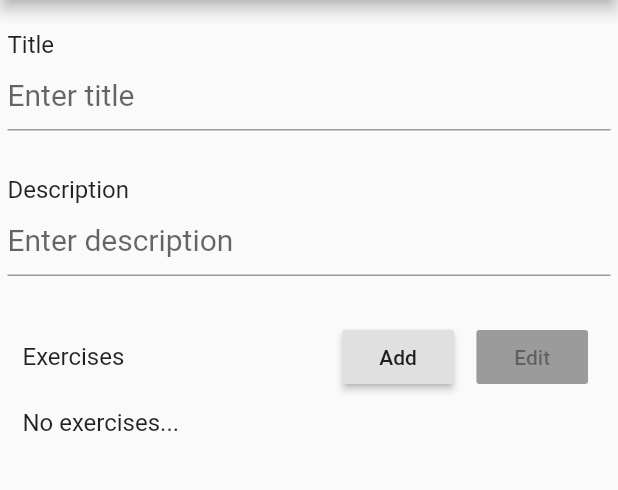
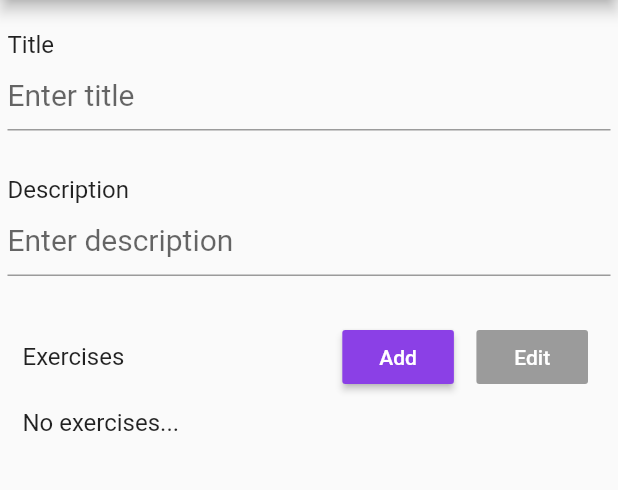
Before and after one commit to beanc16/stryde_app, a Flutter app: the CreateViewWorkoutScreen screen opened directly, on a phone screen of 412 x 824 dp, the part 84-574 px from its top. Run offline on Flutter 3.47's test engine with Material 2 defaults, Android fonts, the phone set to English and light mode, and no system bars; our stand-ins replace flutter_dotenv, flutter_icons, flutter_svg, multi_select_flutter, syncfusion_flutter_calendar, universal_io.

Commit message:
Organize & clean up some code

```diff
--- /dev/null
+++ b/lib/components/buttons/StrydeButton.dart
@@ -0,0 +1,32 @@
+import 'package:flutter/cupertino.dart';
+import 'package:flutter/material.dart';
+import 'package:workout_buddy/components/misc/StrydeColors.dart';
+import 'package:workout_buddy/utilities/UiHelpers.dart';
+
+class StrydeButton extends StatelessWidget
+{
+  String _displayText;
+  double _textSize;
+  Function() _onTap;
+
+  StrydeButton({@required String displayText,
+                @required double textSize,
+                @required Function() onTap})
+  {
+    this._displayText = displayText;
+    this._textSize = textSize;
+    this._onTap = onTap;
+  }
+
+
+
+  @override
+  Widget build(BuildContext context)
+  {
+    return getRaisedButton(
+      _displayText, _textSize, _onTap,
+      buttonColor: StrydeColors.purple,
+      textColor: Colors.white
+    );
+  }
+}
--- a/lib/screens/loggedIn/workoutList/CreateViewWorkoutScreen.dart
+++ b/lib/screens/loggedIn/workoutList/CreateViewWorkoutScreen.dart
@@ -1,7 +1,9 @@
 import 'package:flutter/cupertino.dart';
 import 'package:flutter/material.dart';
+import 'package:workout_buddy/components/buttons/StrydeButton.dart';
 import 'package:workout_buddy/components/formHelpers/LabelTextElement.dart';
 import 'package:workout_buddy/components/formHelpers/TextElements.dart';
+import 'package:workout_buddy/components/misc/StrydeColors.dart';
 import 'package:workout_buddy/components/nav/MyAppBar.dart';
 import 'package:workout_buddy/components/uiHelpers/SinglePageScrollingWidget.dart';
 import 'package:workout_buddy/models/Workout.dart';
@@ -179,7 +181,8 @@ class CreateViewWorkoutState extends State<CreateViewWorkoutScreen>
                       child: getRaisedButton("Add", 14, ()
                       {
                         navigateToScreen(context, () => AllExerciseListScreen());
-                      }),
+                      }, buttonColor: StrydeColors.purple,
+                         textColor: Colors.white),
                     ),
                     Flexible(
                       flex: 1,
@@ -208,17 +211,21 @@ class CreateViewWorkoutState extends State<CreateViewWorkoutScreen>
     // Disable the button if there IS NO exercises or supersets
     if (workout == null || workout.hasNoExercisesOrSupersets())
     {
-      return getRaisedButton("Edit", 14, null);
+      return StrydeButton(
+        displayText: "Edit", textSize: 14, onTap: null
+      );
     }
 
     // Enable the button if there IS exercises or supersets
     else
     {
-      return getRaisedButton("Edit", 14, ()
-      {
-        workout.isReorderable = true;
-        navigateToScreen(context, () => EditWorkoutScreen(workout));
-      });
+      return StrydeButton(
+        displayText: "Edit", textSize: 14, onTap: ()
+        {
+          workout.isReorderable = true;
+          navigateToScreen(context, () => EditWorkoutScreen(workout));
+        }
+      );
     }
   }
 
--- a/lib/screens/loggedIn/workoutSchedule/WorkoutScheduleScreen.dart
+++ b/lib/screens/loggedIn/workoutSchedule/WorkoutScheduleScreen.dart
@@ -26,8 +26,8 @@ class WorkoutScheduleScreenState extends State<WorkoutScheduleScreen>
     DateTime startTime = DateTime(
       today.year,   // Year
       today.month,  // Month
-      24,           // Day
-      8,            // Hour
+      2,            // Day
+      15,           // Hour
       0,            // Minute
       0             // Second
     );
--- a/lib/utilities/UiHelpers.dart
+++ b/lib/utilities/UiHelpers.dart
@@ -15,8 +15,10 @@ Center getCircularProgressIndicatorCentered()
 
 // Raised Button
 RaisedButton getRaisedButton(String displayText, double fontSize,
-                             Function() callback, {Color textColor,
-                                                   Color buttonColor})
+                             Function() callback,
+                             {Color textColor, Color buttonColor,
+                              Color disabledTextColor,
+                              Color disabledColor})
 {
   return RaisedButton(
     child: Padding(
@@ -32,6 +34,8 @@ RaisedButton getRaisedButton(String displayText, double fontSize,
 
     onPressed: callback,
     color: buttonColor,
+    disabledColor: disabledColor,
+    disabledTextColor: disabledTextColor,
   );
 }
 
```
Also changed, not shown: lib/components/uiHelpers/SearchableListView.dart (+12 -3 lines), lib/screens/loggedIn/workoutList/AllExerciseListScreen.dart (+15 -3 lines), lib/screens/loggedIn/workoutList/CreateViewSupersetScreen.dart (+15 -9 lines), lib/screens/loggedIn/workoutList/WorkoutListScreen.dart (+8 -7 lines), lib/screens/loggedOut/LoginScreen.dart (+4 -3 lines), lib/screens/loggedOut/RegisterScreen.dart (+4 -3 lines), lib/utilities/NavigatorHelpers.dart (+16 -8 lines).
